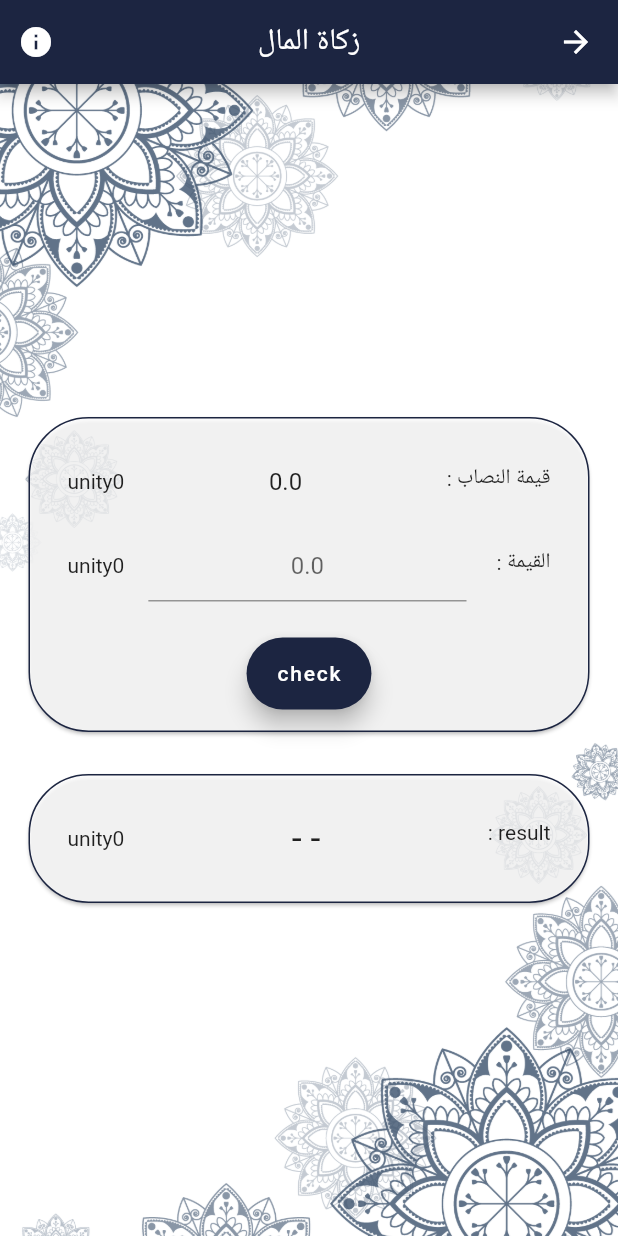
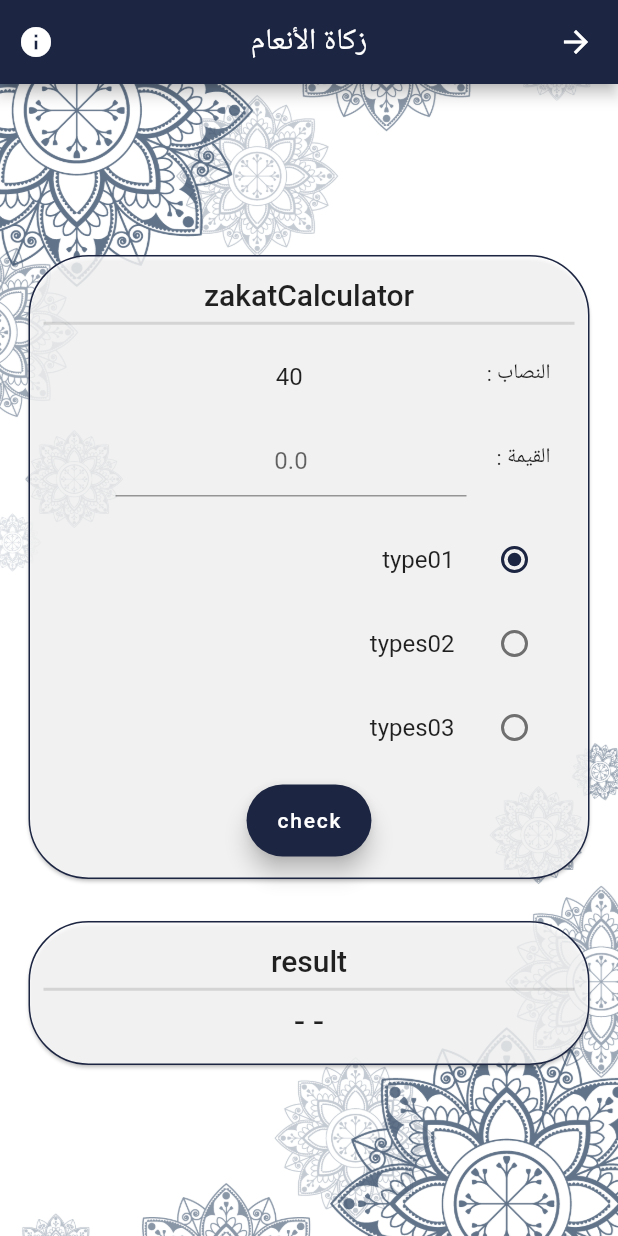
Before and after one commit to albertoodev/nzaki-app, a Flutter app: the CalculationScreen screen opened directly with empty values, on a phone screen of 412 x 824 dp. Run offline on Flutter 3.47's test engine with Material 2 defaults, Android fonts, the phone set to English and light mode, and no system bars; our stand-ins replace get, get_storage; missing offline and left inert: splash_screen_view; accounts and stored records are empty.

Commit message:
add calculation_screen.dart functions

```diff
--- a/lib/controller/calculation_controller.dart
+++ b/lib/controller/calculation_controller.dart
@@ -12,7 +12,7 @@ class CalculationController extends GetxController {
   }
 
   getResult({required double input, required int itemId}) {
-    result.value = zakatTypes[itemId].functions['result']!(
+    result.value = zakatTypes[itemId].function(
         input: input, radioValue: radioValue.value);
   }
 }
--- a/lib/utils/data/global_data.dart
+++ b/lib/utils/data/global_data.dart
@@ -1,69 +1,89 @@
 import 'package:flutter/material.dart';
-import 'package:get/get_utils/src/extensions/internacionalization.dart';
 import '/models/zakat_type.dart';
 
 import 'calculations_functions.dart';
 
 final List<ZakatType> zakatTypes = [
-  //zakat on money
+  //zakat on cattle
   ZakatType(
       id: 0,
       name: 'name0',
       icon: Icons.home,
-    unity: 'unity0',
       about: 'about0',
-    nisab: 0,
-      functions: zakatFunctions[0]
-  ),
-  //zakat on cattle
+      //head
+      nisab: [
+        40,
+        30,
+        5,
+      ],
+      types: [
+        {'index': 0, 'value': 'type01'}, //ovins
+        {'index': 1, 'value': 'types02'},//bovins
+        {'index': 2, 'value': 'types03'}  //chameaux
+
+      ],
+      function: zakatFunctions[0]),
+  //zakat on farm produce
   ZakatType(
     id: 1,
     name: 'name1',
     icon: Icons.home,
+    unity: 'unity1',
+    //kg
     about: 'about1',
-    unity: 'unity',
-    nisab: 0,
-    list: [
-      {'index': 0, 'value': 'chameaux'},//chameaux
-      {'index': 1, 'value': 'bovins'},//bovins
-      {'index': 2, 'value': 'ovins'}//ovins
+    nisab: [
+      675,
+      675,
     ],
-      functions: zakatFunctions[1]
+    types: [
+      {'index': 0, 'value': 'type11'}, //naturelle
+      {'index': 1, 'value': 'type12'}, //artificielle
+    ],
+    function: zakatFunctions[1],
   ),
-  //zakat on gold
+  //zakat on gold and silver
   ZakatType(
       id: 2,
       name: 'name2',
       icon: Icons.home,
       unity: 'unity2',
+      //g
       about: 'about2',
-    nisab: 0,
-      functions: zakatFunctions[2]
-  ),
-  //zakat on silver
+      nisab: [
+        595,
+        113,
+        97,
+        85,
+      ],
+      types: [
+        {'index': 0, 'value': 'type21'}, //silver
+        {'index': 1, 'value': 'type22'}, //18 carats
+        {'index': 2, 'value': 'type23'}, //21 carats
+        {'index': 3, 'value': 'type24'}, //24 carats
+      ],
+      function: zakatFunctions[2]),
+
+  //zakat on money
   ZakatType(
     id: 3,
     name: 'name3',
     icon: Icons.home,
     unity: 'unity3',
     about: 'about3',
-    nisab: 0,
-      functions: zakatFunctions[3]
-  ),
-  //zakat on farm produce
-  ZakatType(
-    id: 4,
-    name: 'name4',
-    icon: Icons.home,
-    unity: 'unity4',
-    about: 'about4'.tr,
-    nisab: 0,
-    list: [
-      {'index': 0, 'value': 'type1'},
-      {'index': 2, 'value': 'type2'},
-    ], functions: zakatFunctions[4],
+    nisab: [
+      705500,
+    ],
+    function: zakatFunctions[3],
   ),
 ];
+
+
+
+
+
+
+
+
 const List<Map<String, dynamic>> themes = [
   {
     'index': 0,
@@ -82,22 +102,24 @@ const List<Map<String, dynamic>> themes = [
   }
 ];
 
+
+
+
+
+
+
+
+
 const List languages = [
   {
     'value': 'en',
     'label': 'English',
   },
   {
-    'value': 'fr',
-    'label': 'Français',
-  },
-  {
     'value': 'ar',
     'label': 'عربي',
-  }
+  },
 ];
-
-
 
 const String ayatText = 'قوله تعالى\n' +
     '{كُلُّ نَفْسٍ بِمَا كَسَبَتْ رَهِينَةٌ، إِلاَّ أَصْحَابَ الْيَمِينِ، فِي جَنَّاتٍ يَتَسَاءَلُونَ، عَنْ الْمُجْرِمِينَ، مَا سَلَكَكُمْ فِي سَقَرَ، قَالُوا لَمْ نَكُ مِنَ الْمُصَلِّينَ، وَلَمْ نَكُ نُطْعِمُ الْمِسْكِينَ، وَكُنَّا نَخُوضُ مَعَ الْخَائِضِينَ، وَكُنَّا نُكَذِّبُ بِيَوْمِ الدِّينِ، حَتَّى أَتَانَا الْيَقِينُ}\n'
--- a/lib/utils/languages/utils/ar.dart
+++ b/lib/utils/languages/utils/ar.dart
@@ -5,11 +5,14 @@ const Map<String, String> ar = {
   'settings': 'الإعدادات',
   'language': 'اللغة',
   'themeMode': 'وضع التطبيق',
-  'name0': 'زكاة المال',
-  'name1': 'زكاة الماشية',
-  'name2': 'زكاة الذهب',
-  'name3': 'زكاة الفضة',
-  'name4': 'زكاة المنتجات الزراعية',
+  'name0': 'زكاة الأنعام',
+  'about0':'',
+  'name1': 'زكاة  المنتجات الزراعية',
+  'about1':'',
+  'name2': 'زكاة المعادن',
+  'about2':'زكاة الذهب والفضة، في مذهب المالكية تستوجب على الذهب والفضة المحتفظ بهم لهدف الاستثمار أو غيره.\n وفي مذهب الحنفية تستوجب على كل الذهب والفضة وإن كانوا للحلى لدى المرأة. ',
+  'name3': 'زكاة المال',
+  'about3':'',
   'contactUs': 'إتصل بنا',
   'rate': 'قيم التطبيق',
   'ayatDrawer': 'الزكاة في القرآن',
@@ -21,6 +24,7 @@ const Map<String, String> ar = {
       'وإيتاء الزكاة في الإسلام عبادة متعلقة بالمال، تعد ثالث أركان الإسلام الخمسة، وهي مفروضة بإجماع المسلمين، وفرضها بأدلة من الكتاب والسنة، وإجماع المسلمين، فمن القرآن ﴿وآتوا الزكاة﴾، وَأَقِيمُواْ الصَّلاَةَ وَآتُواْ الزَّكَاةَ وَارْكَعُواْ مَعَ الرَّاكِعِينَ ، والأحاديث المستفيضة، مثل حديث: بُني الإسلام على خمس وذكر منها: إيتاء الزكاة. واقترنت الزكاة بالصلاة في القرآن في اثنين وثمانين آية، وهذا يدل على أن التعاقب بينهما في غاية الوكادة والنهاية كما في المناقب البزازية. وفرضت في مكة على سبيل الإجمال، وبينت أحكامها في المدينة في السنة الثانية للهجرة. وتجب الزكاة في مال، أو بدن، على الأغنياء بقدر معلوم تدفع في مصارف الزكاة الثمانية' +
       '\n\n' +
       'والزكاة في الفقه الإسلامي تتضمن دراسة زكاة المال، وزكاة الفطر، والأموال الزكوية ومقاديرها وأحكامها، وتجب في النعم والذهب والفضة وفي أجناس من الزروع والثمار، وفي عروض التجارة والركاز والمعدن. والزكاة فريضة شرعية ذات نظام متكامل، يهدف لتحقيق مصالح العباد والبلاد والتكافل الاجتماعي، وسد حاجة المحتاجين، وإغناء الفقير. والزكاة هي الصدقة المفروضة، بقدر معلوم في المال، وهي إلزامية، وليست مساهمة خيرية، ولا تعتبر ضريبة، بل تختلف عنها، ولا خلاف في مقاديرها، وأحكامها إلا في مسائل فرعية قليلة، ويدفعها المزكي، أو من ينوبه للمستحقين، وإذا طلبها السلطان؛ لزم دفعها إليه، وتصرف في مصارف الزكاة. ولا تصرف للجمعيات الخيرية، ولا لبناء المساجد، وغير ذلك من الأعمال الخيرية. ومنع الزكاة سبب لتلف المال وضياعه والعقوبة في الآخرة، ومانعها مع اعتقاد وجوبها يأخذها السلطان منه، وإن كان بذلك خارجا عن قبضة الإمام؛ قاتله بحق الإسلام، ولا يخرجه ذلك عن الإسلام',
-  'nisab': 'قيمة النصاب',
+  'nisab': 'النصاب',
   'value': 'القيمة',
+  'or':'أو',
 };
--- a/lib/utils/languages/utils/en.dart
+++ b/lib/utils/languages/utils/en.dart
@@ -5,11 +5,10 @@ const Map<String, String> en = {
   'settings': 'Settings',
   'language': 'Language',
   'themeMode': 'Theme mode',
-  'name0': 'Zakat On Money',
-  'name1': 'Zakat On Cattle',
-  'name2': 'Zakat On Gold',
-  'name3': 'Zakat On Silver',
-  'name4': 'Zakat On Farm Produce',
+  'name0': 'Zakat On Cattle',
+  'name1': 'Zakat On Farm Produce',
+  'name2': 'Zakat On Gold And Silver',
+  'name3': 'Zakat On Money',
   'contactUs': 'Contact us',
   'rate': 'Rate us',
   'ayatDrawer': 'Zakat in the Quran',
@@ -21,4 +20,5 @@ const Map<String, String> en = {
       'Shias, unlike Sunnis, traditionally regarded zakat as a private and voluntary action, and they give zakat to imam-sponsored rather than state-sponsored collectors\n',
   'nisab': 'nisab',
   'value': 'value',
+  'or':'OR',
 };
--- a/lib/view/calculation_screen.dart
+++ b/lib/view/calculation_screen.dart
@@ -7,7 +7,8 @@ import '../widgets/widgets.dart';
 
 class CalculationScreen extends StatelessWidget {
   final int id;
-  final _formKey=GlobalKey<FormState>();
+  final _formKey = GlobalKey<FormState>();
+
   CalculationScreen({Key? key, required this.id}) : super(key: key);
 
   @override
@@ -20,7 +21,7 @@ class CalculationScreen extends StatelessWidget {
         actions: [
           IconButton(
             onPressed: () {
-              Get.to(()=>About(title: zakatTypes[id].name.tr, content: 'aboutText1'));
+              Get.defaultDialog(title: zakatTypes[id].name.tr, content: Text('about$id'.tr));
             },
             icon: const Icon(
               Icons.info,
@@ -29,59 +30,85 @@ class CalculationScreen extends StatelessWidget {
         ],
       ),
       body: backgroundContainer(
-
         child: SingleChildScrollView(
           child: Column(
             children: [
               Card(
                 child: Container(
-                  alignment: Alignment.center,
                   padding:
                       const EdgeInsets.symmetric(vertical: 15, horizontal: 10),
                   child: Column(
                     crossAxisAlignment: CrossAxisAlignment.center,
                     children: [
+                      Text(
+                        'zakatCalculator'.tr,
+                        style: Get.theme.textTheme.headline6,
+                        textAlign: TextAlign.center,
+                      ),
+                      const Divider(
+                        height: 15,
+                        thickness: 2,
+                      ),
                       ListTile(
                         leading: Text("${'nisab'.tr} :"),
-                        title: Text(
-                          '${zakatTypes[id].nisab}',
+                        title: GetX<CalculationController>(
+                          builder: (controller) => Text(
+                            '${(zakatTypes[id].nisab[controller.radioValue.value]).floor()}',
                             textAlign: TextAlign.center,
                           ),
-                        trailing: Text(zakatTypes[id].unity!.tr),
+                        ),
+                        trailing: (id == 0)
+                            ? const SizedBox()
+                            : Text(zakatTypes[id].unity!.tr),
                       ),
                       ListTile(
                         leading: Text("${'value'.tr} :"),
                         title: Form(
                           key: _formKey,
                           child: TextFormField(
+                            cursorColor: Get.theme.primaryColor,
                             keyboardType: TextInputType.number,
                             textAlign: TextAlign.center,
-                            decoration: const InputDecoration(
+                            decoration: InputDecoration(
+                              focusedBorder: UnderlineInputBorder(
+                                borderSide:
+                                    BorderSide(color: Get.theme.primaryColor),
+                              ),
                               hintText: '0.0',
                             ),
-                            validator: (value){
-                              try{
-                                return zakatTypes[id].functions['validate']!(value,globalController.radioValue.value);
-                              } catch(e){
-                                print('mzl mahatitch kaml validate functions xD');
+                            validator: (value) {
+                              try {
+                                double input = double.parse(value!);
+                                if(id==0 && input == input.floor()){
+                                  return 'value must be a integer positif';
                                 }
+                                double nisab = zakatTypes[id]
+                                    .nisab[globalController.radioValue.value];
+                                if (input <= 0) {
+                                  return 'value can not be zero or negative ';
+                                }
+                                if (input < nisab) {
+                                  return 'value can note be less than ' +
+                                      nisab.toString();
+                                }
+                              } catch (_) {
+                                return 'enter number positive';
+                              }
+                              ;
                             },
-                            onSaved: (value){
-                              try{
-                                globalController.getResult(input: double.parse(value!), itemId: id);
-                              } catch(e){
-                                print('mzl mahatitch kaml save functions xD');
-                              }
-
-                            },
+                            onSaved: (value) => globalController.getResult(
+                                input: double.parse(value!), itemId: id),
                           ),
                         ),
-                        trailing: Text(zakatTypes[id].unity!),
+                        trailing: (id == 0)
+                            ? const SizedBox()
+                            : Text(zakatTypes[id].unity!),
                       ),
                       const SizedBox(
                         height: 10,
                       ),
-                      if(zakatTypes[id].list!=null)...zakatTypes[id].list!.map(
+                      if (zakatTypes[id].types != null)
+                        ...zakatTypes[id].types!.map(
                               (type) => ListTile(
                                 leading: GetX<CalculationController>(
                                   builder: (controller) => Radio<int>(
@@ -89,12 +116,16 @@ class CalculationScreen extends StatelessWidget {
                                     value: type['index'],
                                     groupValue: controller.radioValue.value,
                                     onChanged: (value) {
-                                globalController.changeCurrentRadioValue(value!);
+                                      globalController
+                                          .changeCurrentRadioValue(value!);
                                     },
                                   ),
                                 ),
-                          onTap: ()=>globalController.changeCurrentRadioValue(type['index']),
-                          title: Text(type['value']),
+                                onTap: () => globalController
+                                    .changeCurrentRadioValue(type['index']),
+                                title: Text(
+                                  "${type['value']}".tr,
+                                ),
                               ),
                             ),
                       const SizedBox(
@@ -102,7 +133,7 @@ class CalculationScreen extends StatelessWidget {
                       ),
                       FloatingActionButton.extended(
                         onPressed: () {
-                          if(_formKey.currentState!.validate()){
+                          if (_formKey.currentState!.validate()) {
                             _formKey.currentState!.save();
                           }
                         },
@@ -121,16 +152,24 @@ class CalculationScreen extends StatelessWidget {
                   alignment: Alignment.center,
                   padding:
                       const EdgeInsets.symmetric(vertical: 15, horizontal: 10),
-                  child: ListTile(
-                    leading:Text(
-                        '${'result'.tr} :'
+                  child: Column(
+                    children: [
+                      Text(
+                        'result'.tr,
+                        style: Get.theme.textTheme.headline6,
+                        textAlign: TextAlign.center,
                       ),
-                    title:GetX<CalculationController>(builder: (controller)=> Text(
+                      const Divider(
+                        height: 15,
+                        thickness: 2,
+                      ),
+                      GetX<CalculationController>(
+                          builder: (controller) => Text(
                                 controller.result.value,
                                 style: Get.theme.textTheme.headline5,
                                 textAlign: TextAlign.center,
                               )),
-                    trailing: Text(zakatTypes[id].unity!.tr),
+                    ],
                   ),
                 ),
               ),
--- a/lib/view/home_screen.dart
+++ b/lib/view/home_screen.dart
@@ -1,5 +1,4 @@
 import 'package:flutter/material.dart';
-import 'package:font_awesome_flutter/font_awesome_flutter.dart';
 import 'package:get/get.dart';
 import '../utils/data/global_data.dart';
 import '../view/about.dart';
@@ -105,7 +104,7 @@ class HomeScreen extends StatelessWidget {
                         ))),
                 ...drawerItem(
                     'ayatDrawer'.tr,
-                    FontAwesomeIcons.quran,
+                    Icons.menu_book,
                     () => Get.to(() => About(
                           title: 'ayatDrawer',
                           content: ayatText,
--- a/pubspec.yaml
+++ b/pubspec.yaml
@@ -16,7 +16,6 @@ dependencies:
   get: ^4.5.1
   splash_screen_view: ^3.0.0
   get_storage: ^2.0.3
-  font_awesome_flutter: ^9.2.0
 
 dev_dependencies:
   flutter_test:
```
Also changed, not shown: lib/models/zakat_type.dart (+7 -6 lines), lib/utils/data/calculations_functions.dart (+82 -42 lines), assets/images/logo.png, lib/utils/languages/utils/fr.dart (deleted), pubspec.lock. Lines whose indentation alone changed are shown as unchanged.
